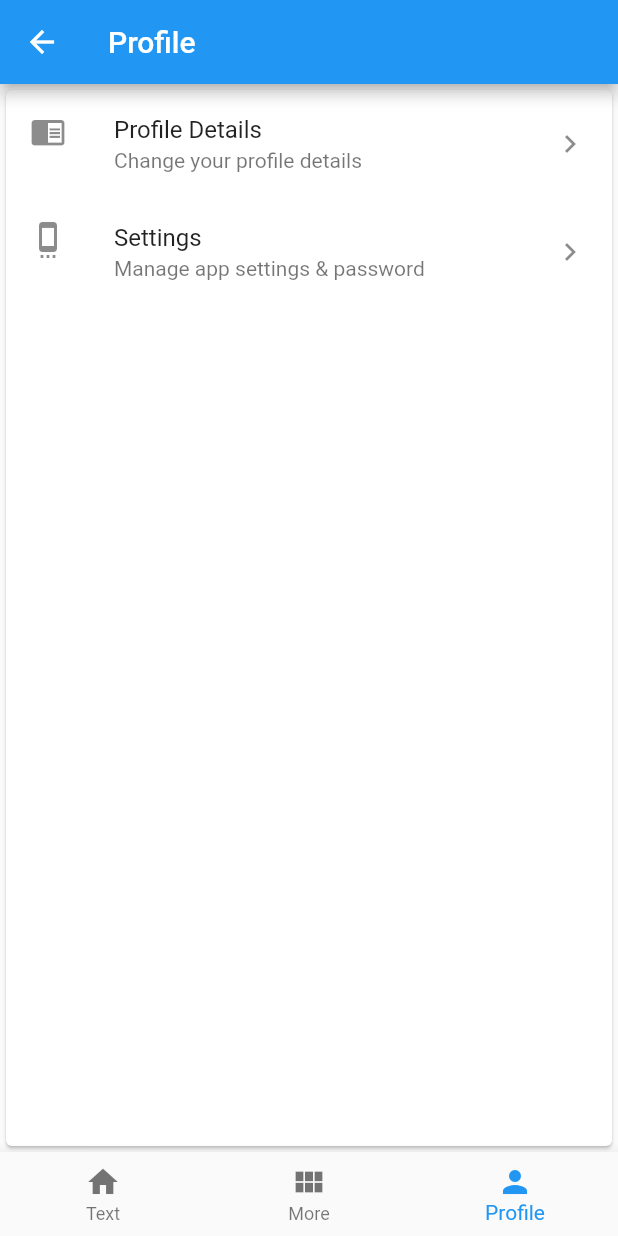
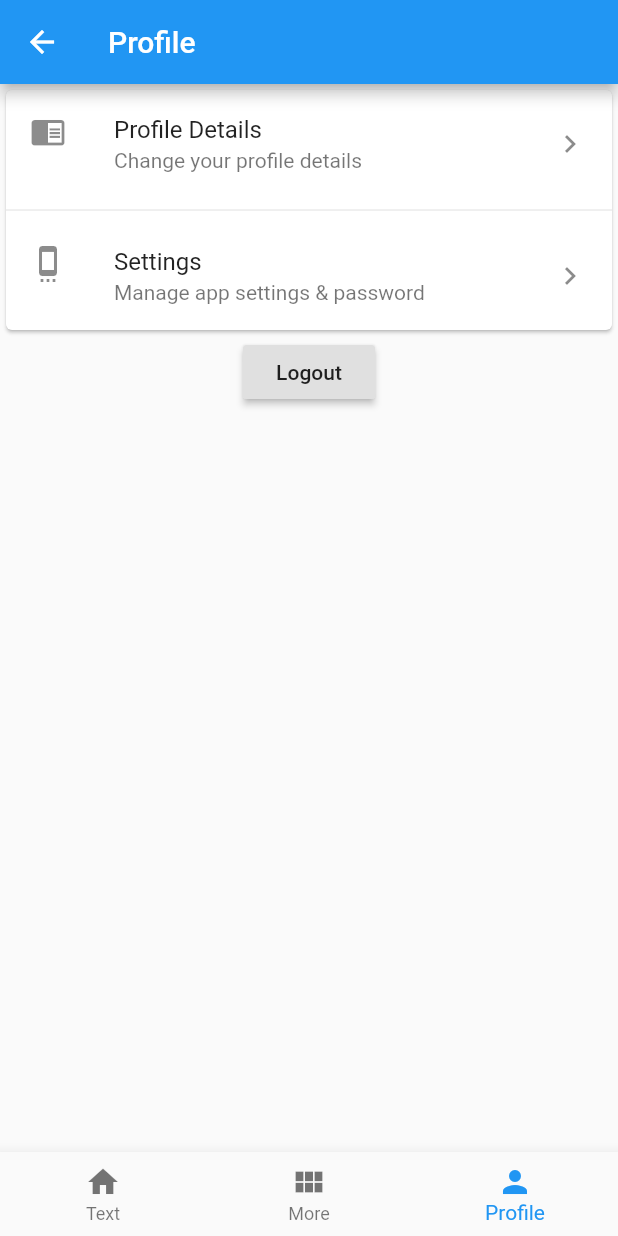
Before and after one commit to harbirchahal/flutter-login-and-profile-page-example, a Flutter app: the UserPage screen opened by its route, on a phone screen of 412 x 824 dp. Run offline on Flutter 3.47's test engine with Material 2 defaults, Android fonts, the phone set to English and light mode, and no system bars.

Commit message:
update users page

```diff
--- a/lib/pages/user/index.dart
+++ b/lib/pages/user/index.dart
@@ -9,27 +9,50 @@ class UserPage extends StatelessWidget {
       appBar: AppBar(
         title: Text('Profile'),
       ),
-      body: Card(
-        child: ListView(
+      body: Column(
         children: <Widget>[
-            ListTile(
+          Card(
+            child: Column(
+              children: <Widget>[
+                Column(
+                  children: <Widget>[
+                    _buildProfileDetailsTile(),
+                    Divider(),
+                  ],
+                ),
+                _buildSettingsTile(),
+              ],
+            ),
+          ),
+          RaisedButton(
+            child: Text('Logout'),
+            onPressed: () {
+              Navigator.pushReplacementNamed(context, '/');
+            },
+          ),
+        ],
+      ),
+      bottomNavigationBar: MyBottomBar(2),
+    );
+  }
+
+  Widget _buildProfileDetailsTile() {
+    return ListTile(
       leading: Icon(Icons.chrome_reader_mode),
       title: Text('Profile Details'),
       subtitle: Text('Change your profile details'),
       trailing: Icon(Icons.chevron_right),
       onTap: _handleProfileDetailsAction,
-            ),
-            ListTile(
+    );
+  }
+
+  Widget _buildSettingsTile() {
+    return ListTile(
       leading: Icon(Icons.settings_cell),
       title: Text('Settings'),
       subtitle: Text('Manage app settings & password'),
       trailing: Icon(Icons.chevron_right),
       onTap: _handleSettingsAction,
-            ),
-          ],
-        ),
-      ),
-      bottomNavigationBar: MyBottomBar(2),
     );
   }
 
```
Lines whose indentation alone changed are shown as unchanged.
